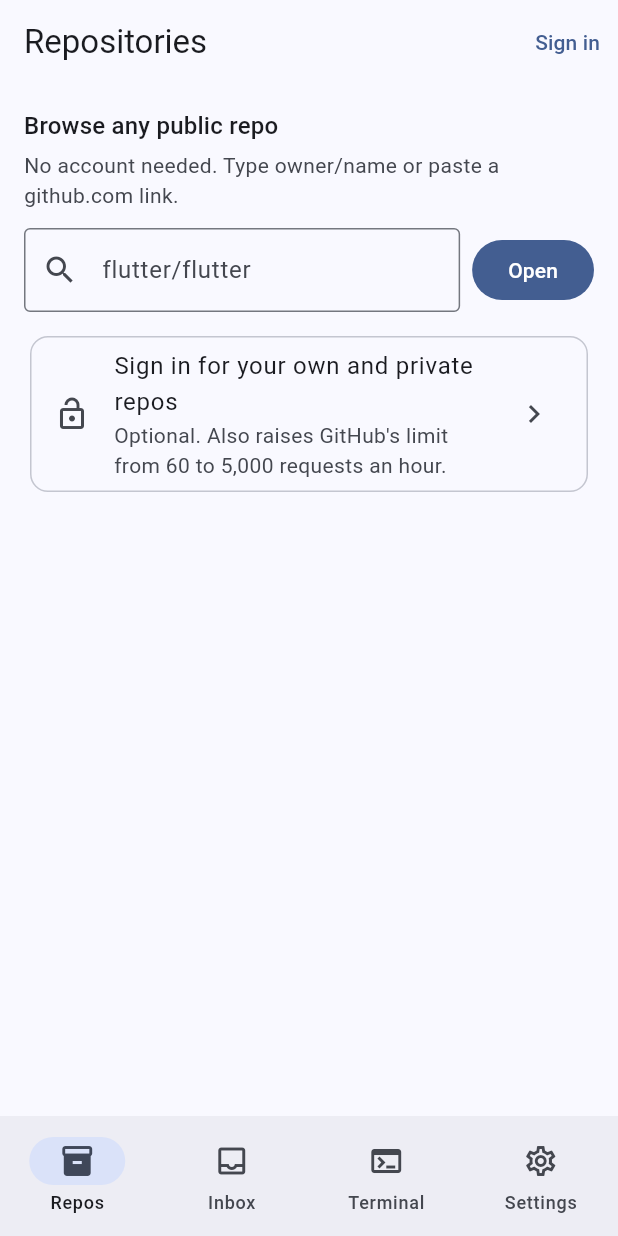
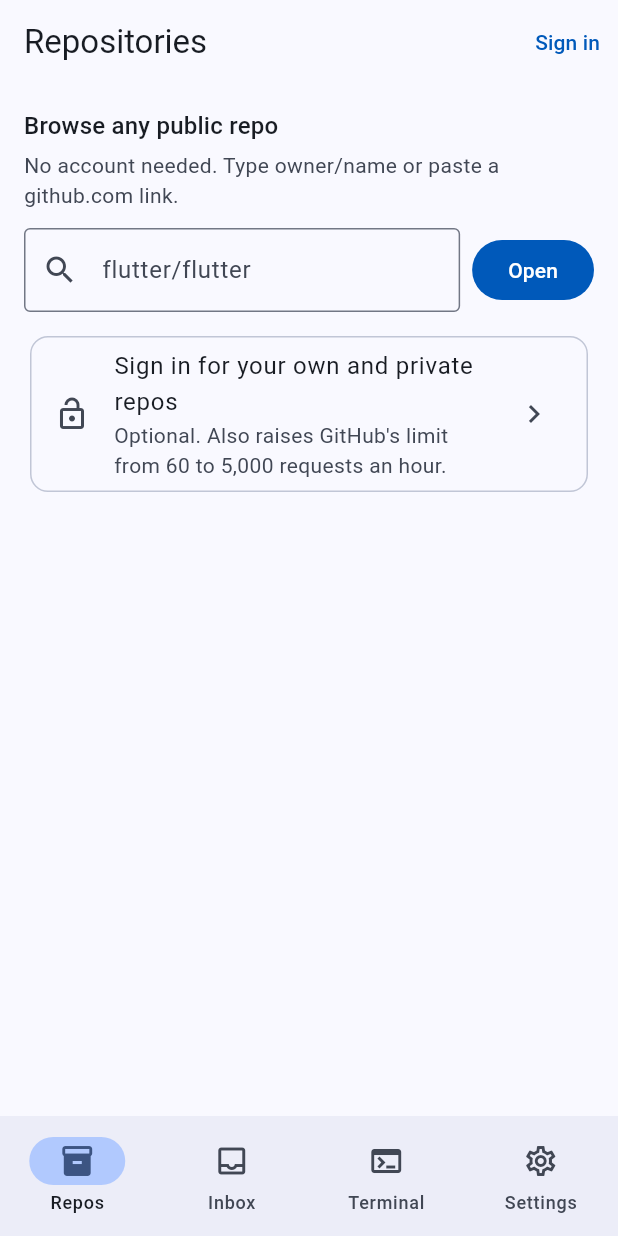
Before and after one commit to mohamadtout/diffcat, a Flutter app: the screen it shows after launch, on a phone screen of 412 x 824 dp. Run offline on Flutter 3.47's test engine with Material 3 defaults, Android fonts, the phone set to English and light mode, and no system bars; our stand-ins replace dio, flutter_local_notifications, flutter_riverpod, flutter_secure_storage, go_router, image_picker and 2 more; missing offline and left inert: dartssh2, pinenacl, re_highlight, super_sliver_list, workmanager, xterm.

Commit message:
Design tokens: brand-true colors, status colors, clearer diffs
- The color scheme uses the `fidelity` variant so primary stays close to
  the brand blue (#0059BA light instead of slate #435E91); tertiary is a
  teal, so the Offline chip no longer reads as a second, pink brand.
- New StatusColors theme extension for CI, pull request, review and SSH
  states, so editing diff colors no longer recolors pass/fail. Replaces
  the hard-coded amber and purple.
- Changed diff lines get a 3 dp bar at the left edge (a second cue
  besides tint and +/-), dark add/remove tints are stronger, and line
  numbers reach 4.5:1 (default and Colorblind presets).
- One outlined text-field style app-wide; the download sheet's segmented
  choices show the check like the other selectors.
- "Trust new key" pairs onError with error (navy text on salmon in dark).
- Initial avatars use the quieter secondary container.
- test/core/app_theme_test.dart checks the contrast pairs and the brand
  hue; design shots render real shadows.

Co-Authored-By: Claude Opus 5.5 <noreply@anthropic.com>
Claude-Session: https://claude.ai/code/session_01CM7N5ksJD2TNwYBYfA1NUS

```diff
--- a/app/lib/core/theme/app_theme.dart
+++ b/app/lib/core/theme/app_theme.dart
@@ -10,14 +10,34 @@ abstract final class AppTheme {
   static ThemeData dark({DiffColors? diff}) => _build(Brightness.dark, diff);
 
   static ThemeData _build(Brightness b, DiffColors? diff) {
-    final scheme = ColorScheme.fromSeed(seedColor: _seed, brightness: b);
+    final scheme = schemeFor(b);
     return ThemeData(
       colorScheme: scheme,
       useMaterial3: true,
       visualDensity: VisualDensity.standard,
-      extensions: [diff ?? (b == Brightness.dark ? DiffColors.dark : DiffColors.light)],
+      extensions: [diff ?? (b == Brightness.dark ? DiffColors.dark : DiffColors.light), StatusColors.of(b)],
       listTileTheme: const ListTileThemeData(dense: false),
       appBarTheme: const AppBarTheme(centerTitle: false),
+      // One text field style everywhere; fields that sit in a bar set InputBorder.none themselves.
+      inputDecorationTheme: const InputDecorationThemeData(border: OutlineInputBorder()),
+    );
+  }
+
+  /// The app's colors. `fidelity` keeps primary close to the brand blue (the
+  /// default `tonalSpot` washes it out to slate), and tertiary, used for
+  /// "downloaded" accents, is a calm teal instead of the variant's orange.
+  /// The contrast pairs are checked in test/core/app_theme_test.dart.
+  static ColorScheme schemeFor(Brightness b) {
+    final light = b == Brightness.light;
+    return ColorScheme.fromSeed(
+      seedColor: _seed,
+      brightness: b,
+      dynamicSchemeVariant: DynamicSchemeVariant.fidelity,
+    ).copyWith(
+      tertiary: light ? const Color(0xFF00696E) : const Color(0xFF4FD8DF),
+      onTertiary: light ? Colors.white : const Color(0xFF003739),
+      tertiaryContainer: light ? const Color(0xFFC8F4F5) : const Color(0xFF004F53),
+      onTertiaryContainer: light ? const Color(0xFF002022) : const Color(0xFFC8F4F5),
     );
   }
 
@@ -69,17 +89,18 @@ class DiffColors extends ThemeExtension<DiffColors> {
     delFg: Color(0xFFCF222E),
     hunkBg: Color(0xFFDDF4FF),
     hunkFg: Color(0xFF0969DA),
-    gutter: Color(0xFF8C959F),
+    gutter: Color(0xFF656D76),
   );
 
+  // Row tints strong enough to tell apart from the dark surface at night.
   static const dark = DiffColors(
-    addBg: Color(0xFF12261E),
+    addBg: Color(0xFF1A3A28),
     addFg: Color(0xFF3FB950),
-    delBg: Color(0xFF25171C),
+    delBg: Color(0xFF3D1E24),
     delFg: Color(0xFFF85149),
     hunkBg: Color(0xFF121D2F),
     hunkFg: Color(0xFF58A6FF),
-    gutter: Color(0xFF6E7681),
+    gutter: Color(0xFF8B949E),
   );
 
   final Color addBg;
@@ -121,3 +142,57 @@ class DiffColors extends ThemeExtension<DiffColors> {
   @override
   DiffColors lerp(DiffColors? other, double t) => t < 0.5 ? this : (other ?? this);
 }
+
+/// Colors for the state of CI runs, pull requests and reviews. Separate from
+/// [DiffColors], which users edit for diffs: a colorblind diff palette
+/// shouldn't recolor "passed" and "failed". Always paired with a distinct icon.
+@immutable
+class StatusColors extends ThemeExtension<StatusColors> {
+  const StatusColors({
+    required this.success,
+    required this.failure,
+    required this.warning,
+    required this.merged,
+    required this.neutral,
+  });
+
+  static const light = StatusColors(
+    success: Color(0xFF1A7F37),
+    failure: Color(0xFFCF222E),
+    warning: Color(0xFF9A6700),
+    merged: Color(0xFF8250DF),
+    neutral: Color(0xFF6E7781),
+  );
+
+  static const dark = StatusColors(
+    success: Color(0xFF3FB950),
+    failure: Color(0xFFF85149),
+    warning: Color(0xFFD29922),
+    merged: Color(0xFFA371F7),
+    neutral: Color(0xFF8B949E),
+  );
+
+  static StatusColors of(Brightness b) => b == Brightness.dark ? dark : light;
+
+  /// Passed, approved, open.
+  final Color success;
+
+  /// Failed, closed, changes requested.
+  final Color failure;
+
+  /// Running, queued, waiting for something.
+  final Color warning;
+  final Color merged;
+
+  /// Skipped, cancelled, draft.
+  final Color neutral;
+
+  static StatusColors from(BuildContext context) =>
+      Theme.of(context).extension<StatusColors>() ?? of(Theme.of(context).brightness);
+
+  @override
+  StatusColors copyWith() => this;
+
+  @override
+  StatusColors lerp(StatusColors? other, double t) => t < 0.5 ? this : (other ?? this);
+}
--- a/app/lib/core/widgets/common.dart
+++ b/app/lib/core/widgets/common.dart
@@ -13,6 +13,9 @@ class UserAvatar extends StatelessWidget {
   @override
   Widget build(BuildContext context) => CircleAvatar(
     radius: size / 2,
+    // Quieter than the default primary container: a column of initials shouldn't outweigh the titles.
+    backgroundColor: Theme.of(context).colorScheme.secondaryContainer,
+    foregroundColor: Theme.of(context).colorScheme.onSecondaryContainer,
     foregroundImage: url == null ? null : NetworkImage(url!),
     child: Text(fallback.isEmpty ? '?' : fallback[0].toUpperCase(), style: TextStyle(fontSize: size * 0.4)),
   );
--- a/app/lib/features/actions/job_log_screen.dart
+++ b/app/lib/features/actions/job_log_screen.dart
@@ -167,7 +167,7 @@ class _LogViewState extends ConsumerState<_LogView> {
     final theme = Theme.of(context);
     final scheme = theme.colorScheme;
     final mono = TextStyle(fontFamily: AppTheme.monoFamily, fontSize: 12, height: 1.35);
-    final c = DiffColors.of(context);
+    final status = StatusColors.from(context);
     return Scrollbar(
       controller: _scroll,
       interactive: true,
@@ -180,8 +180,8 @@ class _LogViewState extends ConsumerState<_LogView> {
           final index = visible[i];
           final line = lines[index];
           final (Color? bg, Color? fg) = switch (line.kind) {
-            LogKind.error => (c.delBg, c.delFg),
-            LogKind.warning => (const Color(0x33BF8700), null),
+            LogKind.error => (status.failure.withValues(alpha: 0.14), status.failure),
+            LogKind.warning => (status.warning.withValues(alpha: 0.2), null),
             LogKind.command => (null, scheme.primary),
             LogKind.debug => (null, scheme.outline),
             LogKind.notice => (null, scheme.tertiary),
--- a/app/lib/features/diff/diff_colors.dart
+++ b/app/lib/features/diff/diff_colors.dart
@@ -29,7 +29,7 @@ const diffPalettes = [
       delFg: Color(0xFFBC4C00),
       hunkBg: Color(0xFFF6F8FA),
       hunkFg: Color(0xFF57606A),
-      gutter: Color(0xFF8C959F),
+      gutter: Color(0xFF656D76),
     ),
     DiffColors(
       addBg: Color(0xFF0C2D48),
--- a/app/lib/features/diff/diff_rows.dart
+++ b/app/lib/features/diff/diff_rows.dart
@@ -353,6 +353,12 @@ class _LineView extends StatelessWidget {
       },
       child: Container(
         color: bg,
+        // A bar at the edge of changed lines: a second cue besides the row tint and the +/- sign.
+        foregroundDecoration: bg == null
+            ? null
+            : BoxDecoration(
+                border: Border(left: BorderSide(color: signColor, width: 3)),
+              ),
         child: Row(
           crossAxisAlignment: CrossAxisAlignment.start,
           children: [
--- a/app/lib/features/offline/download_button.dart
+++ b/app/lib/features/offline/download_button.dart
@@ -196,7 +196,6 @@ class _DownloadSheetState extends ConsumerState<_DownloadSheet> {
             Text('Commits with their diffs', style: theme.textTheme.labelLarge),
             const SizedBox(height: 8),
             SegmentedButton<CommitRange>(
-              showSelectedIcon: false,
               segments: const [
                 ButtonSegment(value: CommitRange.recent, label: Text('Latest')),
                 ButtonSegment(value: CommitRange.since, label: Text('Since…')),
@@ -245,7 +244,6 @@ class _DownloadSheetState extends ConsumerState<_DownloadSheet> {
             Text('Pull requests', style: theme.textTheme.labelLarge),
             const SizedBox(height: 8),
             SegmentedButton<PullScope>(
-              showSelectedIcon: false,
               segments: const [
                 ButtonSegment(value: PullScope.none, label: Text('None')),
                 ButtonSegment(value: PullScope.open, label: Text('Open')),
--- a/app/lib/features/pulls/review_widgets.dart
+++ b/app/lib/features/pulls/review_widgets.dart
@@ -411,7 +411,7 @@ class ReviewersSummary extends ConsumerWidget {
     final states = reviewerStates(reviews);
     final outdated = comments == null ? 0 : threadComments(comments).outdatedCount;
     final scheme = Theme.of(context).colorScheme;
-    final c = DiffColors.of(context);
+    final status = StatusColors.from(context);
     if (states.isEmpty && outdated == 0) return const SizedBox.shrink();
     return Padding(
       padding: const EdgeInsets.only(bottom: 16),
@@ -435,8 +435,8 @@ class ReviewersSummary extends ConsumerWidget {
                     },
                     size: 18,
                     color: switch (e.value) {
-                      ReviewState.approved => c.addFg,
-                      ReviewState.changesRequested => c.delFg,
+                      ReviewState.approved => status.success,
+                      ReviewState.changesRequested => status.failure,
                       _ => scheme.outline,
                     },
                   ),
--- a/app/lib/features/terminal/hosts_screen.dart
+++ b/app/lib/features/terminal/hosts_screen.dart
@@ -4,6 +4,7 @@ import 'package:go_router/go_router.dart';
 
 import '../../core/layout/readable_width.dart';
 import '../../core/routing/routes.dart';
+import '../../core/theme/app_theme.dart';
 import 'ssh_host.dart';
 import 'ssh_session.dart';
 
@@ -48,7 +49,9 @@ class HostsScreen extends ConsumerWidget {
                 ListTile(
                   leading: Icon(
                     Icons.dns_outlined,
-                    color: (registry.existing(h.id)?.status == SshStatus.connected) ? Colors.green : null,
+                    color: (registry.existing(h.id)?.status == SshStatus.connected)
+                        ? StatusColors.from(context).success
+                        : null,
                   ),
                   title: Text(h.label),
                   subtitle: Text(h.address),
--- a/app/tool/design/design_shots_test.dart
+++ b/app/tool/design/design_shots_test.dart
@@ -219,6 +219,9 @@ void main() {
       tester.platformDispatcher.textScaleFactorTestValue = textScale;
       addTearDown(tester.view.reset);
       addTearDown(tester.platformDispatcher.clearTextScaleFactorTestValue);
+      // Widget tests draw shadows as solid black outlines; real ones look like the app. Put back
+      // before the test ends: the framework checks debug flags before tear-downs run.
+      debugDisableShadows = false;
 
       final out = Directory('$_outRoot/$folder');
       if (out.existsSync()) out.deleteSync(recursive: true); // no stale shots from an older run
@@ -271,6 +274,7 @@ void main() {
         }
       } finally {
         FlutterError.onError = previous;
+        debugDisableShadows = true;
       }
 
       File('${out.path}/index.md').writeAsStringSync(_index(folder, size, textScale, theme, written, unknown));
```
Also changed, not shown: app/lib/features/actions/run_widgets.dart (+7 -10 lines), app/lib/features/pulls/pulls_tab.dart (+5 -6 lines), app/lib/features/terminal/host_key_dialog.dart (+6 -1 lines), 7 other files.
